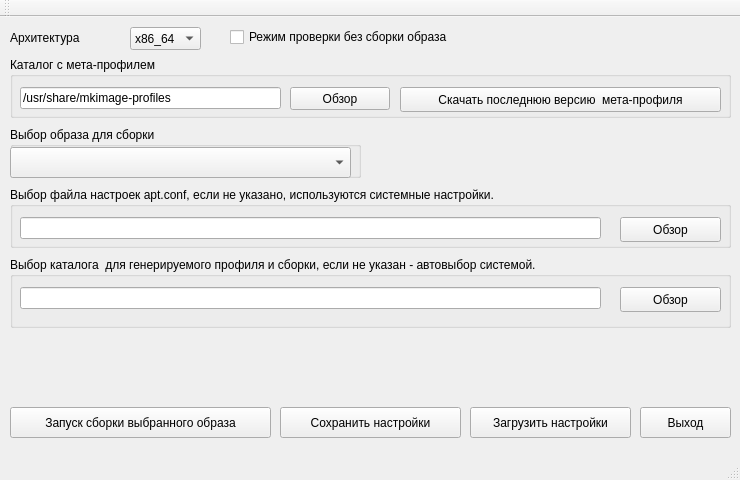
First picture: the form in mp-gui/mainwindow.ui, repository 150balbes/mp-gui, before the edit.
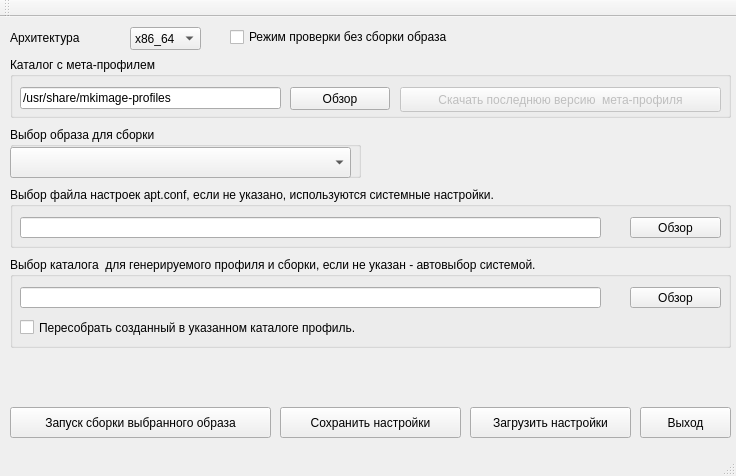
Second picture: the form after the edit.

```diff
--- a/mp-gui/mainwindow.ui
+++ b/mp-gui/mainwindow.ui
@@ -6,8 +6,8 @@
    <rect>
     <x>0</x>
     <y>0</y>
-    <width>740</width>
-    <height>480</height>
+    <width>736</width>
+    <height>476</height>
    </rect>
   </property>
   <property name="windowTitle">
@@ -115,6 +115,9 @@
      </property>
     </widget>
     <widget class="QPushButton" name="pushButton_git">
+     <property name="enabled">
+      <bool>false</bool>
+     </property>
      <property name="geometry">
       <rect>
        <x>390</x>
@@ -169,7 +172,7 @@
        <x>10</x>
        <y>30</y>
        <width>581</width>
-       <height>22</height>
+       <height>21</height>
       </rect>
      </property>
      <property name="text">
@@ -182,10 +185,10 @@
     <widget class="QPushButton" name="pushButton_AptConf">
      <property name="geometry">
       <rect>
-       <x>610</x>
+       <x>620</x>
        <y>30</y>
-       <width>101</width>
-       <height>25</height>
+       <width>91</width>
+       <height>21</height>
       </rect>
      </property>
      <property name="text">
@@ -199,7 +202,7 @@
       <x>10</x>
       <y>240</y>
       <width>721</width>
-      <height>71</height>
+      <height>91</height>
      </rect>
     </property>
     <property name="title">
@@ -208,10 +211,10 @@
     <widget class="QPushButton" name="pushButton_BuildDir">
      <property name="geometry">
       <rect>
-       <x>610</x>
+       <x>620</x>
        <y>30</y>
-       <width>101</width>
-       <height>25</height>
+       <width>91</width>
+       <height>21</height>
       </rect>
      </property>
      <property name="text">
@@ -224,13 +227,26 @@
        <x>10</x>
        <y>30</y>
        <width>581</width>
-       <height>22</height>
+       <height>21</height>
       </rect>
      </property>
      <property name="readOnly">
       <bool>false</bool>
      </property>
     </widget>
+    <widget class="QCheckBox" name="checkBox_ReMake">
+     <property name="geometry">
+      <rect>
+       <x>10</x>
+       <y>60</y>
+       <width>691</width>
+       <height>21</height>
+      </rect>
+     </property>
+     <property name="text">
+      <string>Пересобрать созданный в указанном каталоге профиль.</string>
+     </property>
+    </widget>
    </widget>
    <widget class="QCheckBox" name="checkBox_Check">
     <property name="geometry">
```
Left out of the diff: 15 changed lines with no effect on the pictures.
